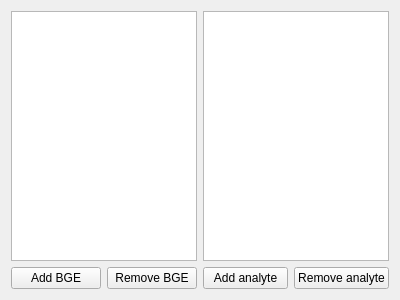
The window that src/ui/systemcompositionwidget.ui (echmet/PeakMasterNG) describes before a commit, drawn with Qt 5.
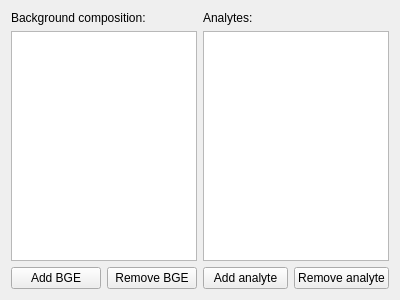
The same window after the commit.

Commit message: Add captions to BGE and analytes composition tables

Diff of the .ui file:
```diff
--- a/src/ui/systemcompositionwidget.ui
+++ b/src/ui/systemcompositionwidget.ui
@@ -16,6 +16,13 @@
   <layout class="QHBoxLayout" name="horizontalLayout">
    <item>
     <layout class="QVBoxLayout" name="verticalLayout">
+     <item>
+      <widget class="QLabel" name="ql_backgroundComposition">
+       <property name="text">
+        <string>Background composition:</string>
+       </property>
+      </widget>
+     </item>
      <item>
       <widget class="QTableView" name="qtbv_backgroudConstituents"/>
      </item>
@@ -41,6 +48,13 @@
    </item>
    <item>
     <layout class="QVBoxLayout" name="verticalLayout_2">
+     <item>
+      <widget class="QLabel" name="ql_analytes">
+       <property name="text">
+        <string>Analytes:</string>
+       </property>
+      </widget>
+     </item>
      <item>
       <widget class="QTableView" name="qtbv_analytes"/>
      </item>
```
